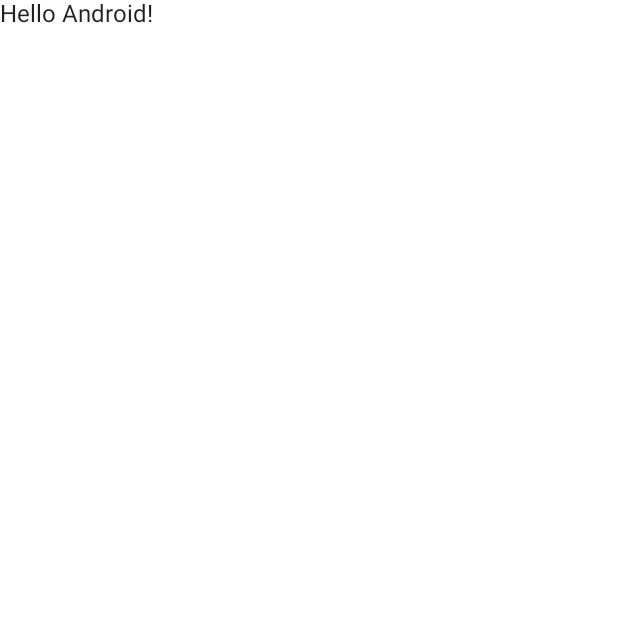
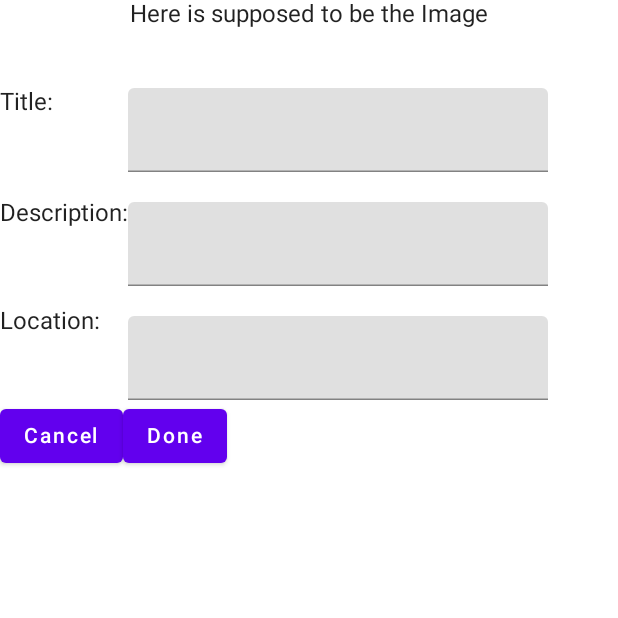
Before and after one commit to czaacza/Android-Souvenir-App, an Android app built with Jetpack Compose: the screen it shows after launch (MainActivity), on a phone screen of 412 x 824 dp, the top half of it. Before the commit the part shown is almost empty. Run offline under Robolectric (Android 15) with nearby library versions, the phone set to English and light mode, and no system bars.

Commit message:
View Almost done
The buttons is the only thing left to done in the view

```diff
--- a/ImageSettings/app/src/main/java/fi/julian/imagesettings/MainActivity.kt
+++ b/ImageSettings/app/src/main/java/fi/julian/imagesettings/MainActivity.kt
@@ -3,14 +3,18 @@ package fi.julian.imagesettings
 import android.os.Bundle
 import androidx.activity.ComponentActivity
 import androidx.activity.compose.setContent
-import androidx.compose.foundation.layout.fillMaxSize
-import androidx.compose.material.MaterialTheme
-import androidx.compose.material.Surface
-import androidx.compose.material.Text
 import androidx.compose.runtime.Composable
 import androidx.compose.ui.Modifier
 import androidx.compose.ui.tooling.preview.Preview
 import fi.julian.imagesettings.ui.theme.ImageSettingsTheme
+import androidx.compose.foundation.Image
+import androidx.compose.foundation.layout.*
+import androidx.compose.material.*
+import androidx.compose.runtime.mutableStateOf
+import androidx.compose.runtime.remember
+import androidx.compose.ui.Alignment
+import androidx.compose.ui.res.stringResource
+import androidx.compose.ui.unit.dp
 
 class MainActivity : ComponentActivity() {
     override fun onCreate(savedInstanceState: Bundle?) {
@@ -22,22 +26,47 @@ class MainActivity : ComponentActivity() {
                     modifier = Modifier.fillMaxSize(),
                     color = MaterialTheme.colors.background
                 ) {
-                    Greeting("Android")
+                    showMainView()
+                }
+            }
+        }
+    }
+
+    @Composable
+    fun showMainView(){
+        var txtTitle = remember { mutableStateOf("")}
+        var txtDescription = remember { mutableStateOf("")}
+        var txtLocation = remember { mutableStateOf("")}
+        Column(modifier = Modifier.fillMaxWidth()) {
+            Column(modifier = Modifier.fillMaxWidth()) {
+                //Image()
+                Text("Here is supposed to be the Image", modifier = Modifier.align(Alignment.CenterHorizontally))
+                Spacer(modifier = Modifier.size(40.dp))
+            }
+            Row(modifier = Modifier.fillMaxWidth()) {
+                Column() {
+                    Text(stringResource(R.string.title))
+                    Spacer(modifier = Modifier.size(55.dp))
+                    Text(stringResource(R.string.description))
+                    Spacer(modifier = Modifier.size(53.dp))
+                    Text(stringResource(R.string.location))
+                }
+                Column() {
+                    TextField(txtTitle.value, onValueChange = {txtTitle.value = it})
+                    Spacer(modifier = Modifier.size(20.dp))
+                    TextField(txtDescription.value, onValueChange = {txtDescription.value = it})
+                    Spacer(modifier = Modifier.size(20.dp))
+                    TextField(txtLocation.value, onValueChange = {txtLocation.value = it})
+                }
+            }
+            Row(){
+                Button(onClick = { /*TODO*/ }) {
+                    Text(stringResource(R.string.cancel))
+                }
+                Button(onClick = { /*TODO*/ }) {
+                    Text(stringResource(R.string.done))
                 }
             }
         }
     }
 }
-
-@Composable
-fun Greeting(name: String) {
-    Text(text = "Hello $name!")
-}
-
-@Preview(showBackground = true)
-@Composable
-fun DefaultPreview() {
-    ImageSettingsTheme {
-        Greeting("Android")
-    }
-}
--- a/ImageSettings/app/src/main/res/values/strings.xml
+++ b/ImageSettings/app/src/main/res/values/strings.xml
@@ -1,3 +1,8 @@
 <resources>
     <string name="app_name">ImageSettings</string>
+    <string name="title">Title:</string>
+    <string name="description">Description:</string>
+    <string name="location">Location:</string>
+    <string name="cancel">Cancel</string>
+    <string name="done">Done</string>
 </resources>
```
